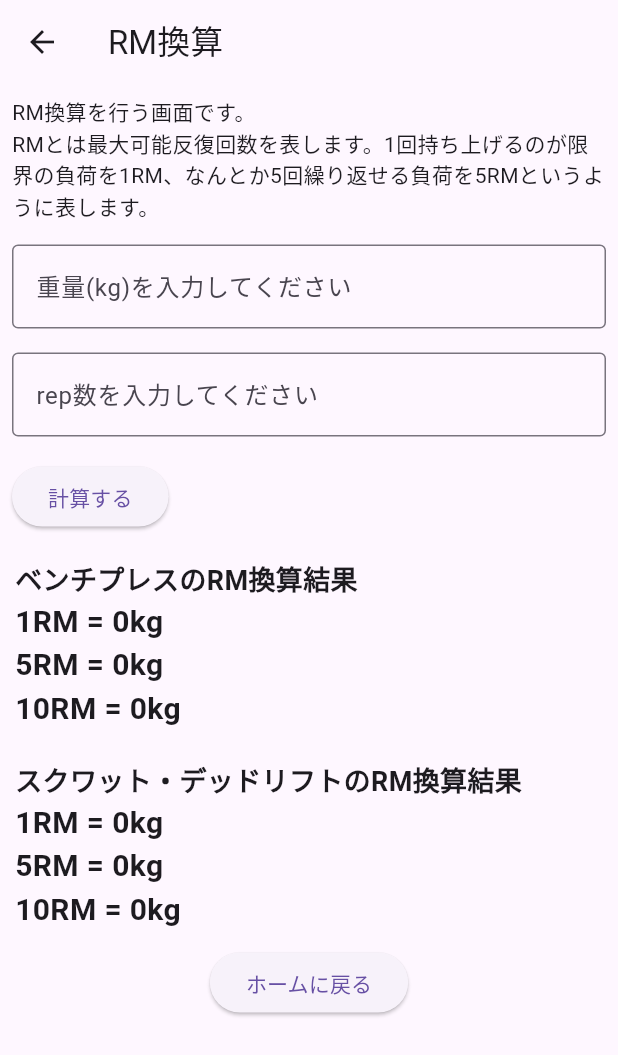
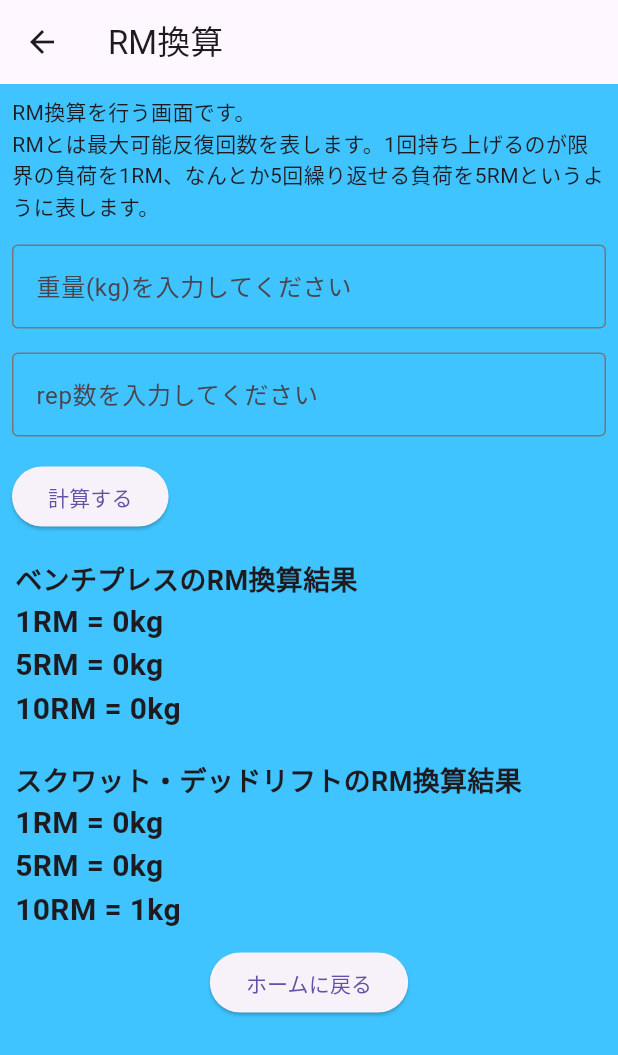
Before and after one commit to yudaitakeda/per, a Flutter app: the Rmstate screen opened directly, after a tap on "計算する", on a phone screen of 412 x 824 dp. Shown: the top 1055 px of the screen. Run offline on Flutter 3.47's test engine with Material 3 defaults, Android fonts, the phone set to English and light mode, and no system bars; our stand-ins replace firebase_core, table_calendar; accounts and stored records are empty.

Commit message:
背景色の修正と10rmの計算式の修正

```diff
--- a/lib/rm.dart
+++ b/lib/rm.dart
@@ -39,7 +39,7 @@ class _RmState extends State<Rmstate> {
       _benchresult10 = _benchresult1! * 0.8;
       _squadliftresult1 = weight * reps / 33.3 + weight;
       _squadliftresult5 = _squadliftresult1! * (1.0278 - 0.0278 * 5);
-      _squadliftresult10 = _squadliftresult1! * (1.0278 - 0.0278 * 10);
+      _squadliftresult10 = _squadliftresult1! * (1.0278 - 0.0278 * 10) + 1;
     });
   }
 
@@ -51,6 +51,7 @@ class _RmState extends State<Rmstate> {
         title: const Text('RM換算'),
       ),
       // BodyにColumnを使用してウィジェットを縦に並べる
+      backgroundColor: Colors.lightBlueAccent, // ここで画面全体の背景色を指定
       body: Column(
         crossAxisAlignment: CrossAxisAlignment.start,
         children: [
```
Also changed, not shown: lib/main.dart (+2 -14 lines), 2 other files.
